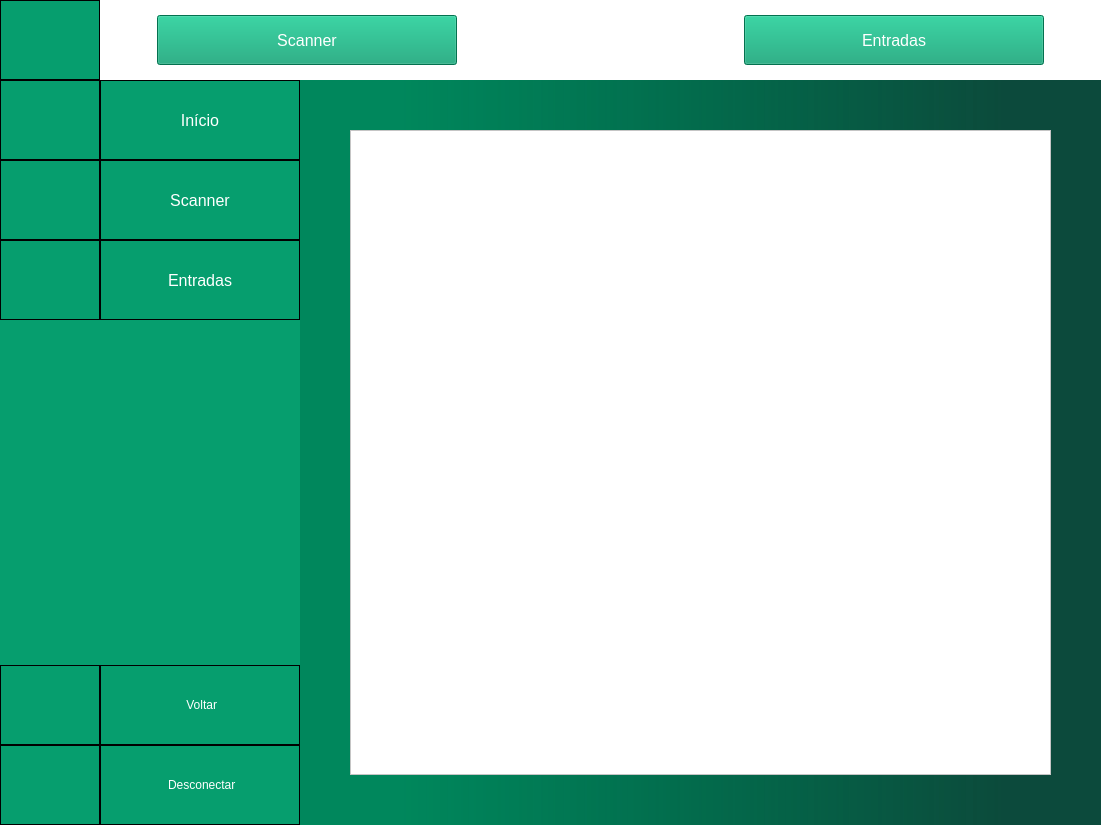
Qt form tcc/sistemaScannerRF/ScannerRF/telas_ui/telas_Seguranca.ui (JoaoVitordSRodrigues/PortfolioAMS2023-3DS) before a commit.
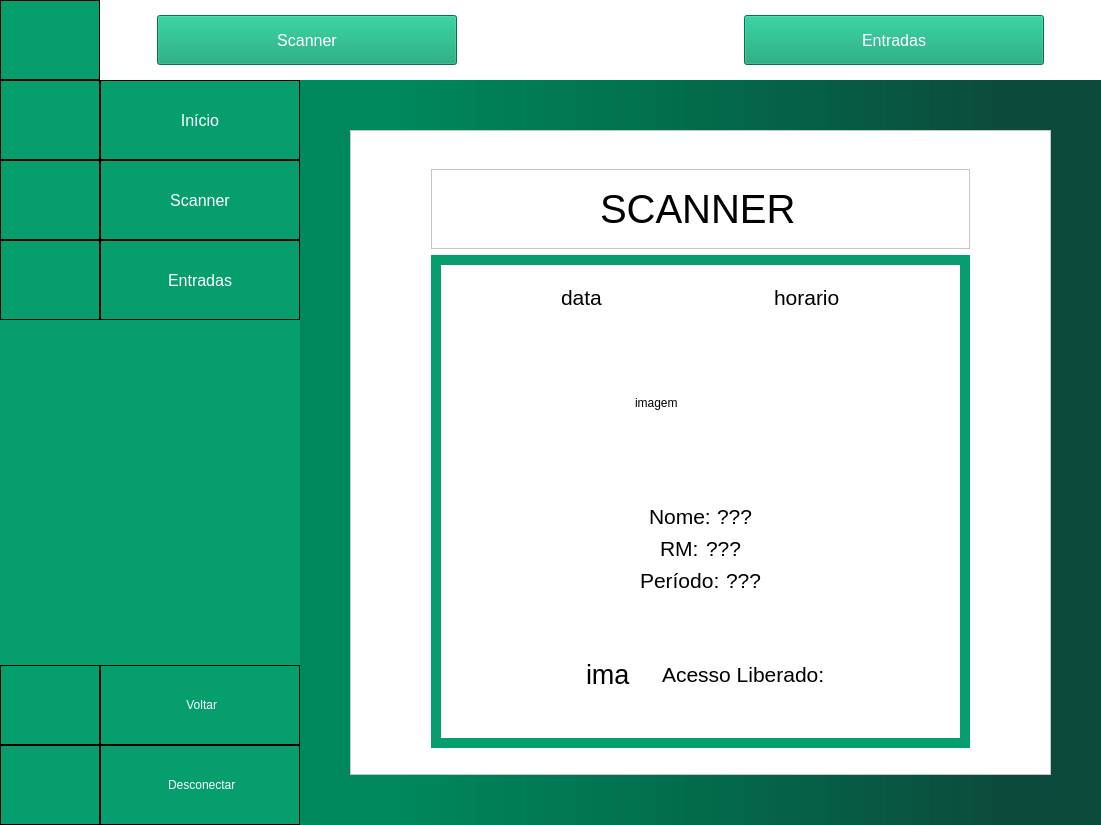
The same form after that commit. The open tabs and pages were chosen to show the change. Icons and pictures are not drawn.

Patch:
```diff
--- a/tcc/sistemaScannerRF/ScannerRF/telas_ui/telas_Seguranca.ui
+++ b/tcc/sistemaScannerRF/ScannerRF/telas_ui/telas_Seguranca.ui
@@ -876,6 +876,660 @@
              <property name="frameShadow">
               <enum>QFrame::Raised</enum>
              </property>
+             <layout class="QVBoxLayout" name="verticalLayout_6">
+              <property name="leftMargin">
+               <number>80</number>
+              </property>
+              <property name="rightMargin">
+               <number>80</number>
+              </property>
+              <property name="bottomMargin">
+               <number>26</number>
+              </property>
+              <item>
+               <spacer name="verticalSpacer_9">
+                <property name="orientation">
+                 <enum>Qt::Vertical</enum>
+                </property>
+                <property name="sizeHint" stdset="0">
+                 <size>
+                  <width>20</width>
+                  <height>40</height>
+                 </size>
+                </property>
+               </spacer>
+              </item>
+              <item>
+               <widget class="QFrame" name="frame_9">
+                <property name="minimumSize">
+                 <size>
+                  <width>0</width>
+                  <height>80</height>
+                 </size>
+                </property>
+                <property name="maximumSize">
+                 <size>
+                  <width>16777215</width>
+                  <height>80</height>
+                 </size>
+                </property>
+                <property name="frameShape">
+                 <enum>QFrame::StyledPanel</enum>
+                </property>
+                <property name="frameShadow">
+                 <enum>QFrame::Raised</enum>
+                </property>
+                <layout class="QHBoxLayout" name="horizontalLayout_14">
+                 <item>
+                  <widget class="QLabel" name="lbl_tituloScanner">
+                   <property name="minimumSize">
+                    <size>
+                     <width>0</width>
+                     <height>60</height>
+                    </size>
+                   </property>
+                   <property name="maximumSize">
+                    <size>
+                     <width>200</width>
+                     <height>60</height>
+                    </size>
+                   </property>
+                   <property name="font">
+                    <font>
+                     <family>Arial</family>
+                     <pointsize>30</pointsize>
+                    </font>
+                   </property>
+                   <property name="text">
+                    <string>SCANNER</string>
+                   </property>
+                  </widget>
+                 </item>
+                </layout>
+               </widget>
+              </item>
+              <item>
+               <widget class="QFrame" name="frame">
+                <property name="styleSheet">
+                 <string notr="true">QFrame{
+	border: 10px solid #069E6E;
+}</string>
+                </property>
+                <property name="frameShape">
+                 <enum>QFrame::StyledPanel</enum>
+                </property>
+                <property name="frameShadow">
+                 <enum>QFrame::Raised</enum>
+                </property>
+                <property name="lineWidth">
+                 <number>1</number>
+                </property>
+                <layout class="QVBoxLayout" name="verticalLayout_8">
+                 <property name="spacing">
+                  <number>20</number>
+                 </property>
+                 <property name="leftMargin">
+                  <number>20</number>
+                 </property>
+                 <property name="topMargin">
+                  <number>20</number>
+                 </property>
+                 <property name="rightMargin">
+                  <number>20</number>
+                 </property>
+                 <property name="bottomMargin">
+                  <number>20</number>
+                 </property>
+                 <item>
+                  <layout class="QHBoxLayout" name="horizontalLayout_6">
+                   <property name="spacing">
+                    <number>0</number>
+                   </property>
+                   <property name="leftMargin">
+                    <number>100</number>
+                   </property>
+                   <property name="rightMargin">
+                    <number>100</number>
+                   </property>
+                   <item>
+                    <widget class="QLabel" name="lbl_dataDoDia">
+                     <property name="minimumSize">
+                      <size>
+                       <width>0</width>
+                       <height>24</height>
+                      </size>
+                     </property>
+                     <property name="maximumSize">
+                      <size>
+                       <width>16777215</width>
+                       <height>24</height>
+                      </size>
+                     </property>
+                     <property name="font">
+                      <font>
+                       <family>Arial</family>
+                       <pointsize>16</pointsize>
+                      </font>
+                     </property>
+                     <property name="styleSheet">
+                      <string notr="true">QFrame{
+	border: none;
+}</string>
+                     </property>
+                     <property name="text">
+                      <string>data</string>
+                     </property>
+                    </widget>
+                   </item>
+                   <item>
+                    <spacer name="horizontalSpacer_9">
+                     <property name="orientation">
+                      <enum>Qt::Horizontal</enum>
+                     </property>
+                     <property name="sizeHint" stdset="0">
+                      <size>
+                       <width>40</width>
+                       <height>0</height>
+                      </size>
+                     </property>
+                    </spacer>
+                   </item>
+                   <item>
+                    <widget class="QLabel" name="lbl_horarioDoDia">
+                     <property name="minimumSize">
+                      <size>
+                       <width>0</width>
+                       <height>24</height>
+                      </size>
+                     </property>
+                     <property name="maximumSize">
+                      <size>
+                       <width>16777215</width>
+                       <height>24</height>
+                      </size>
+                     </property>
+                     <property name="font">
+                      <font>
+                       <family>Arial</family>
+                       <pointsize>16</pointsize>
+                      </font>
+                     </property>
+                     <property name="styleSheet">
+                      <string notr="true">QFrame{
+	border: none;
+}</string>
+                     </property>
+                     <property name="text">
+                      <string>horario</string>
+                     </property>
+                    </widget>
+                   </item>
+                  </layout>
+                 </item>
+                 <item>
+                  <widget class="QFrame" name="frame_6">
+                   <property name="styleSheet">
+                    <string notr="true">QFrame{
+	border: none;
+}</string>
+                   </property>
+                   <property name="frameShape">
+                    <enum>QFrame::StyledPanel</enum>
+                   </property>
+                   <property name="frameShadow">
+                    <enum>QFrame::Raised</enum>
+                   </property>
+                   <layout class="QHBoxLayout" name="horizontalLayout_11">
+                    <item>
+                     <widget class="QLabel" name="lbl_imgValidacao">
+                      <property name="minimumSize">
+                       <size>
+                        <width>130</width>
+                        <height>130</height>
+                       </size>
+                      </property>
+                      <property name="maximumSize">
+                       <size>
+                        <width>130</width>
+                        <height>130</height>
+                       </size>
+                      </property>
+                      <property name="styleSheet">
+                       <string notr="true">QFrame{
+	border: none;
+}</string>
+                      </property>
+                      <property name="text">
+                       <string>imagem</string>
+                      </property>
+                     </widget>
+                    </item>
+                   </layout>
+                  </widget>
+                 </item>
+                 <item>
+                  <widget class="QFrame" name="frame_7">
+                   <property name="styleSheet">
+                    <string notr="true">QFrame{
+	border: none;
+}</string>
+                   </property>
+                   <property name="frameShape">
+                    <enum>QFrame::StyledPanel</enum>
+                   </property>
+                   <property name="frameShadow">
+                    <enum>QFrame::Raised</enum>
+                   </property>
+                   <layout class="QHBoxLayout" name="horizontalLayout_12">
+                    <property name="bottomMargin">
+                     <number>20</number>
+                    </property>
+                    <item>
+                     <spacer name="horizontalSpacer_10">
+                      <property name="orientation">
+                       <enum>Qt::Horizontal</enum>
+                      </property>
+                      <property name="sizeHint" stdset="0">
+                       <size>
+                        <width>40</width>
+                        <height>20</height>
+                       </size>
+                      </property>
+                     </spacer>
+                    </item>
+                    <item>
+                     <layout class="QVBoxLayout" name="verticalLayout_7">
+                      <item>
+                       <layout class="QHBoxLayout" name="horizontalLayout_7">
+                        <property name="topMargin">
+                         <number>0</number>
+                        </property>
+                        <property name="bottomMargin">
+                         <number>6</number>
+                        </property>
+                        <item>
+                         <spacer name="horizontalSpacer_18">
+                          <property name="orientation">
+                           <enum>Qt::Horizontal</enum>
+                          </property>
+                          <property name="sizeHint" stdset="0">
+                           <size>
+                            <width>40</width>
+                            <height>20</height>
+                           </size>
+                          </property>
+                         </spacer>
+                        </item>
+                        <item>
+                         <widget class="QLabel" name="lbl_nome">
+                          <property name="minimumSize">
+                           <size>
+                            <width>60</width>
+                            <height>20</height>
+                           </size>
+                          </property>
+                          <property name="maximumSize">
+                           <size>
+                            <width>80</width>
+                            <height>20</height>
+                           </size>
+                          </property>
+                          <property name="font">
+                           <font>
+                            <family>Arial</family>
+                            <pointsize>16</pointsize>
+                           </font>
+                          </property>
+                          <property name="styleSheet">
+                           <string notr="true">QFrame{
+	border: none;
+}</string>
+                          </property>
+                          <property name="text">
+                           <string>Nome:</string>
+                          </property>
+                         </widget>
+                        </item>
+                        <item>
+                         <widget class="QLabel" name="lbl_nomeAluno">
+                          <property name="minimumSize">
+                           <size>
+                            <width>0</width>
+                            <height>20</height>
+                           </size>
+                          </property>
+                          <property name="maximumSize">
+                           <size>
+                            <width>16777215</width>
+                            <height>20</height>
+                           </size>
+                          </property>
+                          <property name="font">
+                           <font>
+                            <family>Arial</family>
+                            <pointsize>16</pointsize>
+                           </font>
+                          </property>
+                          <property name="styleSheet">
+                           <string notr="true">QFrame{
+	border: none;
+}</string>
+                          </property>
+                          <property name="text">
+                           <string>???</string>
+                          </property>
+                         </widget>
+                        </item>
+                        <item>
+                         <spacer name="horizontalSpacer_19">
+                          <property name="orientation">
+                           <enum>Qt::Horizontal</enum>
+                          </property>
+                          <property name="sizeHint" stdset="0">
+                           <size>
+                            <width>40</width>
+                            <height>20</height>
+                           </size>
+                          </property>
+                         </spacer>
+                        </item>
+                       </layout>
+                      </item>
+                      <item>
+                       <layout class="QHBoxLayout" name="horizontalLayout_8">
+                        <property name="bottomMargin">
+                         <number>6</number>
+                        </property>
+                        <item>
+                         <spacer name="horizontalSpacer_12">
+                          <property name="orientation">
+                           <enum>Qt::Horizontal</enum>
+                          </property>
+                          <property name="sizeHint" stdset="0">
+                           <size>
+                            <width>40</width>
+                            <height>20</height>
+                           </size>
+                          </property>
+                         </spacer>
+                        </item>
+                        <item>
+                         <widget class="QLabel" name="lbl_RM">
+                          <property name="minimumSize">
+                           <size>
+                            <width>40</width>
+                            <height>20</height>
+                           </size>
+                          </property>
+                          <property name="maximumSize">
+                           <size>
+                            <width>60</width>
+                            <height>20</height>
+                           </size>
+                          </property>
+                          <property name="font">
+                           <font>
+                            <family>Arial</family>
+                            <pointsize>16</pointsize>
+                           </font>
+                          </property>
+                          <property name="styleSheet">
+                           <string notr="true">QFrame{
+	border: none;
+}</string>
+                          </property>
+                          <property name="text">
+                           <string>RM:</string>
+                          </property>
+                         </widget>
+                        </item>
+                        <item>
+                         <widget class="QLabel" name="lbl_RmAluno">
+                          <property name="minimumSize">
+                           <size>
+                            <width>0</width>
+                            <height>20</height>
+                           </size>
+                          </property>
+                          <property name="maximumSize">
+                           <size>
+                            <width>16777215</width>
+                            <height>20</height>
+                           </size>
+                          </property>
+                          <property name="font">
+                           <font>
+                            <family>Arial</family>
+                            <pointsize>16</pointsize>
+                           </font>
+                          </property>
+                          <property name="styleSheet">
+                           <string notr="true">QFrame{
+	border: none;
+}</string>
+                          </property>
+                          <property name="text">
+                           <string>???</string>
+                          </property>
+                         </widget>
+                        </item>
+                        <item>
+                         <spacer name="horizontalSpacer_15">
+                          <property name="orientation">
+                           <enum>Qt::Horizontal</enum>
+                          </property>
+                          <property name="sizeHint" stdset="0">
+                           <size>
+                            <width>40</width>
+                            <height>20</height>
+                           </size>
+                          </property>
+                         </spacer>
+                        </item>
+                       </layout>
+                      </item>
+                      <item>
+                       <layout class="QHBoxLayout" name="horizontalLayout_9">
+                        <item>
+                         <spacer name="horizontalSpacer_16">
+                          <property name="orientation">
+                           <enum>Qt::Horizontal</enum>
+                          </property>
+                          <property name="sizeHint" stdset="0">
+                           <size>
+                            <width>40</width>
+                            <height>20</height>
+                           </size>
+                          </property>
+                         </spacer>
+                        </item>
+                        <item>
+                         <widget class="QLabel" name="lbl_periodo">
+                          <property name="minimumSize">
+                           <size>
+                            <width>80</width>
+                            <height>20</height>
+                           </size>
+                          </property>
+                          <property name="maximumSize">
+                           <size>
+                            <width>100</width>
+                            <height>20</height>
+                           </size>
+                          </property>
+                          <property name="font">
+                           <font>
+                            <family>Arial</family>
+                            <pointsize>16</pointsize>
+                           </font>
+                          </property>
+                          <property name="styleSheet">
+                           <string notr="true">QFrame{
+	border: none;
+}</string>
+                          </property>
+                          <property name="text">
+                           <string>Período:</string>
+                          </property>
+                         </widget>
+                        </item>
+                        <item>
+                         <widget class="QLabel" name="lbl_periodoAluno">
+                          <property name="minimumSize">
+                           <size>
+                            <width>0</width>
+                            <height>20</height>
+                           </size>
+                          </property>
+                          <property name="maximumSize">
+                           <size>
+                            <width>16777215</width>
+                            <height>20</height>
+                           </size>
+                          </property>
+                          <property name="font">
+                           <font>
+                            <family>Arial</family>
+                            <pointsize>16</pointsize>
+                           </font>
+                          </property>
+                          <property name="styleSheet">
+                           <string notr="true">QFrame{
+	border: none;
+}</string>
+                          </property>
+                          <property name="text">
+                           <string>???</string>
+                          </property>
+                         </widget>
+                        </item>
+                        <item>
+                         <spacer name="horizontalSpacer_17">
+                          <property name="orientation">
+                           <enum>Qt::Horizontal</enum>
+                          </property>
+                          <property name="sizeHint" stdset="0">
+                           <size>
+                            <width>40</width>
+                            <height>20</height>
+                           </size>
+                          </property>
+                         </spacer>
+                        </item>
+                       </layout>
+                      </item>
+                     </layout>
+                    </item>
+                    <item>
+                     <spacer name="horizontalSpacer_11">
+                      <property name="orientation">
+                       <enum>Qt::Horizontal</enum>
+                      </property>
+                      <property name="sizeHint" stdset="0">
+                       <size>
+                        <width>40</width>
+                        <height>20</height>
+                       </size>
+                      </property>
+                     </spacer>
+                    </item>
+                   </layout>
+                  </widget>
+                 </item>
+                 <item>
+                  <widget class="QFrame" name="frame_8">
+                   <property name="styleSheet">
+                    <string notr="true">QFrame{
+	border: none;
+}</string>
+                   </property>
+                   <property name="frameShape">
+                    <enum>QFrame::StyledPanel</enum>
+                   </property>
+                   <property name="frameShadow">
+                    <enum>QFrame::Raised</enum>
+                   </property>
+                   <layout class="QHBoxLayout" name="horizontalLayout_13">
+                    <property name="leftMargin">
+                     <number>16</number>
+                    </property>
+                    <item>
+                     <layout class="QHBoxLayout" name="horizontalLayout_10">
+                      <property name="leftMargin">
+                       <number>50</number>
+                      </property>
+                      <item>
+                       <widget class="QLabel" name="lbl_imgStatusHorario">
+                        <property name="minimumSize">
+                         <size>
+                          <width>70</width>
+                          <height>70</height>
+                         </size>
+                        </property>
+                        <property name="maximumSize">
+                         <size>
+                          <width>70</width>
+                          <height>70</height>
+                         </size>
+                        </property>
+                        <property name="font">
+                         <font>
+                          <family>Arial</family>
+                          <pointsize>20</pointsize>
+                         </font>
+                        </property>
+                        <property name="styleSheet">
+                         <string notr="true">QFrame{
+	border: none;
+}</string>
+                        </property>
+                        <property name="text">
+                         <string>ima</string>
+                        </property>
+                       </widget>
+                      </item>
+                      <item>
+                       <widget class="QLabel" name="lbl_infosAcesso">
+                        <property name="minimumSize">
+                         <size>
+                          <width>210</width>
+                          <height>22</height>
+                         </size>
+                        </property>
+                        <property name="maximumSize">
+                         <size>
+                          <width>210</width>
+                          <height>21</height>
+                         </size>
+                        </property>
+                        <property name="font">
+                         <font>
+                          <family>Arial</family>
+                          <pointsize>16</pointsize>
+                         </font>
+                        </property>
+                        <property name="layoutDirection">
+                         <enum>Qt::LeftToRight</enum>
+                        </property>
+                        <property name="styleSheet">
+                         <string notr="true">QFrame{
+	border: none;
+}</string>
+                        </property>
+                        <property name="text">
+                         <string>Acesso Liberado:</string>
+                        </property>
+                       </widget>
+                      </item>
+                     </layout>
+                    </item>
+                   </layout>
+                  </widget>
+                 </item>
+                </layout>
+               </widget>
+              </item>
+             </layout>
             </widget>
            </item>
           </layout>
```
Left out of the diff: 599 changed lines with no effect on the pictures.
